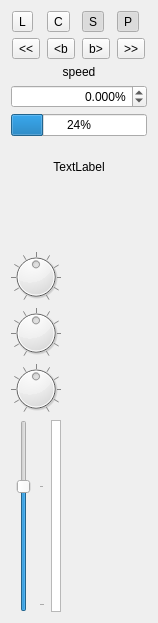
This is app/playerview.ui in x37v/datajockey as Qt 5 draws it before an edit. The edited form follows.
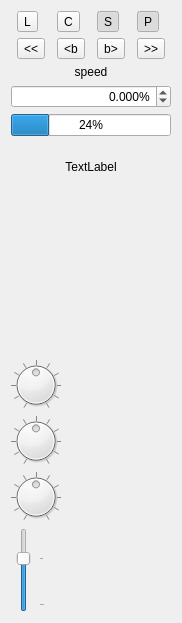
This is the edited form. Custom widgets are drawn as their Qt base class.

Commit message: displaying audio levels!

Diff of the .ui file:
```diff
--- a/app/playerview.ui
+++ b/app/playerview.ui
@@ -6,7 +6,7 @@
    <rect>
     <x>0</x>
     <y>0</y>
-    <width>158</width>
+    <width>182</width>
     <height>623</height>
    </rect>
   </property>
@@ -190,13 +190,7 @@
       </widget>
      </item>
      <item>
-      <widget class="QGraphicsView" name="levelView">
-       <property name="sizePolicy">
-        <sizepolicy hsizetype="Minimum" vsizetype="Maximum">
-         <horstretch>0</horstretch>
-         <verstretch>0</verstretch>
-        </sizepolicy>
-       </property>
+      <widget class="AudioLevelView" name="level" native="true">
        <property name="minimumSize">
         <size>
          <width>10</width>
@@ -359,6 +353,14 @@
    </item>
   </layout>
  </widget>
+ <customwidgets>
+  <customwidget>
+   <class>AudioLevelView</class>
+   <extends>QWidget</extends>
+   <header>audiolevelview.h</header>
+   <container>1</container>
+  </customwidget>
+ </customwidgets>
  <resources/>
  <connections/>
 </ui>
```
The commit also changes 14 other files.
